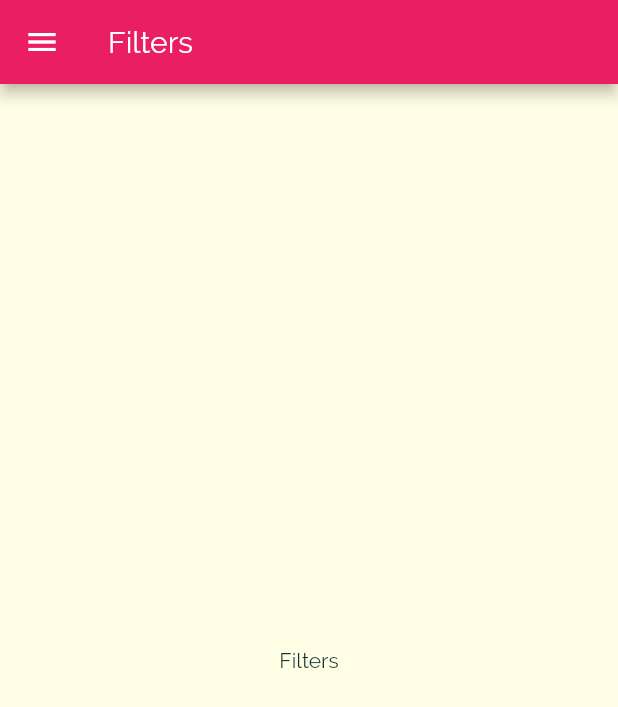
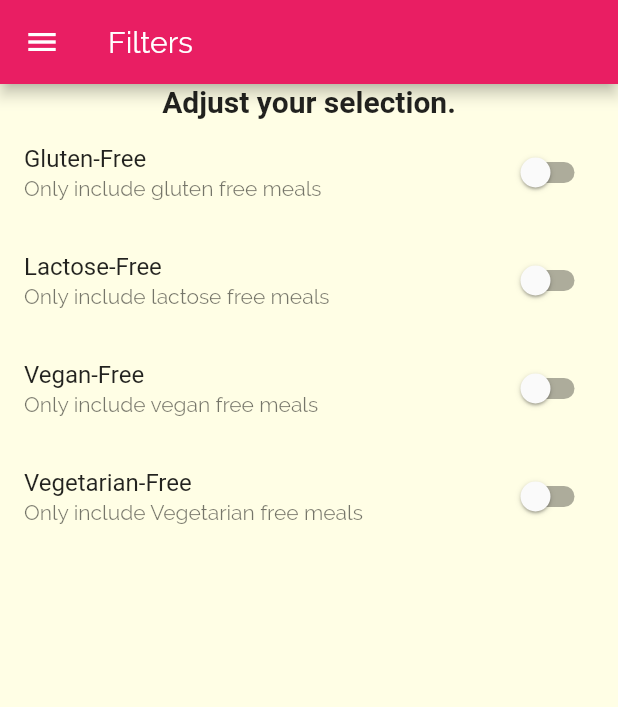
Before and after one commit to UrbanSwati/meals_app, a Flutter app: the FiltersScreen screen opened by its route, on a phone screen of 412 x 824 dp. Shown: the top 707 px of the screen. Run offline on Flutter 3.47's test engine with Material 2 defaults, Android fonts, the phone set to English and light mode, and no system bars; Roboto replaces fonts that are missing (RobotCondensed).

Commit message:
added switches on filter screen

```diff
--- a/lib/screens/filters_screen.dart
+++ b/lib/screens/filters_screen.dart
@@ -1,8 +1,28 @@
 import 'package:flutter/material.dart';
 import '../widgets/main_drawer.dart';
 
-class FiltersScreen extends StatelessWidget {
+class FiltersScreen extends StatefulWidget {
   static const String routeName = '/filters-screen';
+
+  @override
+  _FiltersScreenState createState() => _FiltersScreenState();
+}
+
+class _FiltersScreenState extends State<FiltersScreen> {
+  bool _glutenFree = false;
+  bool _vegetarian = false;
+  bool _vegan = false;
+  bool _lactoseFree = false;
+
+  Widget buildSwitchTitle(String title, String description, bool currentValue,
+      Function updateValue) {
+    return SwitchListTile(
+      title: Text(title),
+      value: currentValue,
+      subtitle: Text(description),
+      onChanged: updateValue,
+    );
+  }
 
   @override
   Widget build(BuildContext context) {
@@ -10,8 +30,53 @@ class FiltersScreen extends StatelessWidget {
       appBar: AppBar(
         title: Text('Filters'),
       ),
-      body: Center(
-        child: Text('Filters'),
+      body: Column(
+        children: <Widget>[
+          Container(
+            child: Text(
+              'Adjust your selection.',
+              style: Theme.of(context).textTheme.title,
+            ),
+          ),
+          Expanded(
+            child: ListView(
+              children: <Widget>[
+                buildSwitchTitle(
+                    'Gluten-Free',
+                    'Only include gluten free meals',
+                    _glutenFree, (bool value) {
+                  setState(() {
+                    _glutenFree = value;
+                  });
+                }),
+                buildSwitchTitle(
+                    'Lactose-Free',
+                    'Only include lactose free meals',
+                    _lactoseFree, (bool value) {
+                  setState(() {
+                    _lactoseFree = value;
+                  });
+                }),
+                buildSwitchTitle(
+                    'Vegan-Free',
+                    'Only include vegan free meals',
+                    _vegan, (bool value) {
+                  setState(() {
+                    _vegan = value;
+                  });
+                }),
+                buildSwitchTitle(
+                    'Vegetarian-Free',
+                    'Only include Vegetarian free meals',
+                    _vegetarian, (bool value) {
+                  setState(() {
+                    _vegetarian = value;
+                  });
+                })
+              ],
+            ),
+          ),
+        ],
       ),
       drawer: MainDrawer(),
     );
```
